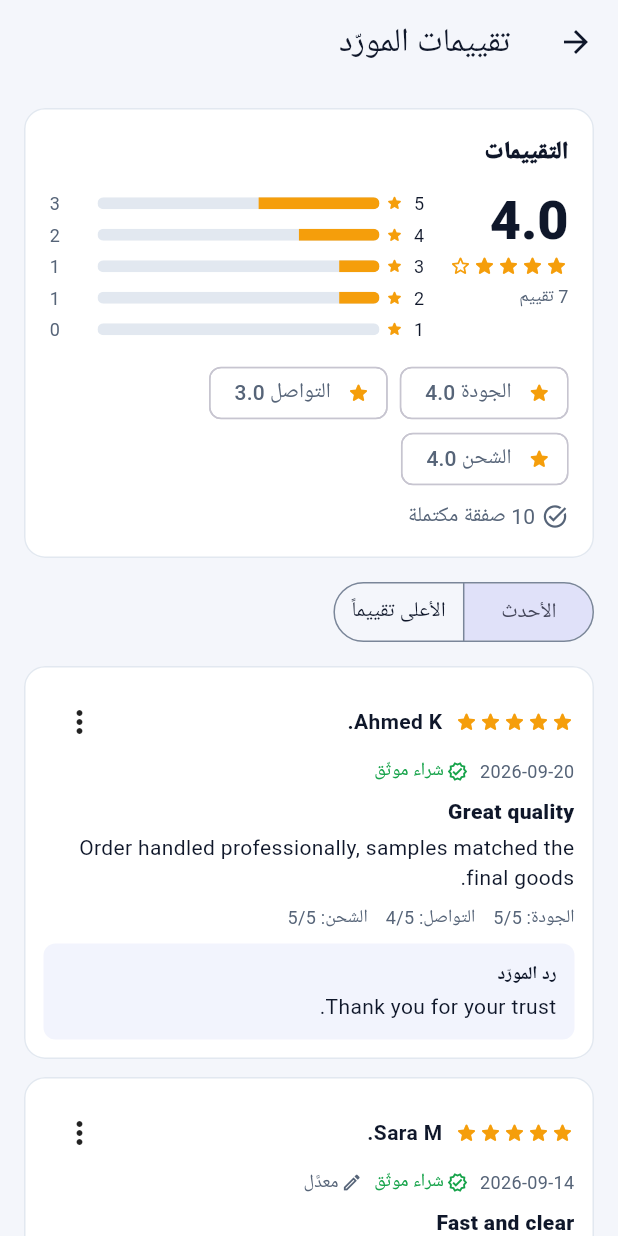
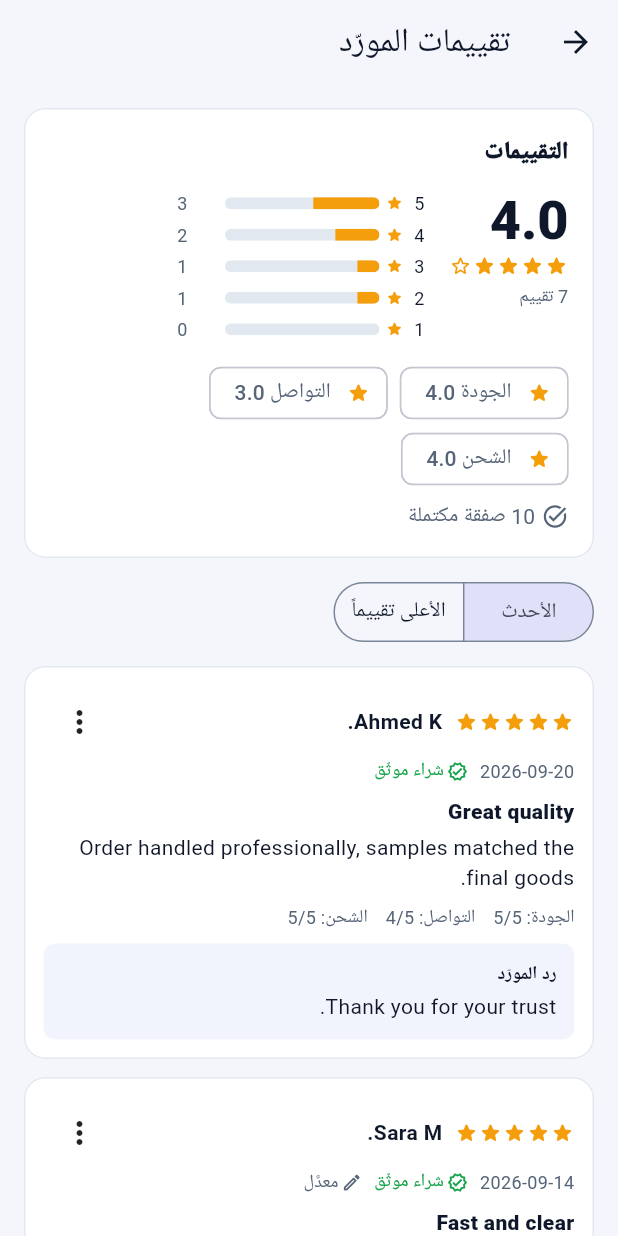
Before and after one commit to anasalraji61-maker/factory-finder, a Flutter app: the ReviewsListScreen screen opened directly with empty values, on a phone screen of 412 x 824 dp. Run offline on Flutter 3.47's test engine with Material 3 defaults, Android fonts, the phone set to English and light mode, and no system bars; our stand-ins replace cached_network_image, dio, flutter_riverpod, flutter_secure_storage, go_router, google_fonts and 3 more; accounts and stored records are empty; Roboto replaces fonts that are missing (Cairo).

```diff
--- a/apps/mobile/lib/features/reviews/widgets/review_widgets.dart
+++ b/apps/mobile/lib/features/reviews/widgets/review_widgets.dart
@@ -87,10 +87,9 @@ class ReviewSummaryView extends StatelessWidget {
               style: const TextStyle(color: AppColors.textSecondary),
             )
           else ...[
-            Row(
-              crossAxisAlignment: CrossAxisAlignment.start,
-              children: [
-                Column(
+            Builder(builder: (context) {
+              final big = MediaQuery.textScalerOf(context).scale(14) / 14 > 1.3;
+              final summaryCol = Column(
                 crossAxisAlignment: CrossAxisAlignment.start,
                 children: [
                   Text(
@@ -105,11 +104,27 @@ class ReviewSummaryView extends StatelessWidget {
                     style: const TextStyle(color: AppColors.textSecondary, fontSize: 12),
                   ),
                 ],
-                ),
+              );
+              if (big) {
+                // Large text: stack instead of side by side.
+                return Column(
+                  crossAxisAlignment: CrossAxisAlignment.start,
+                  children: [
+                    summaryCol,
+                    const SizedBox(height: AppSpacing.md),
+                    _Histogram(histogram: s.histogram),
+                  ],
+                );
+              }
+              return Row(
+                crossAxisAlignment: CrossAxisAlignment.start,
+                children: [
+                  Flexible(child: summaryCol),
                   const SizedBox(width: AppSpacing.lg),
                   Expanded(child: _Histogram(histogram: s.histogram)),
                 ],
-            ),
+              );
+            }),
             if (!s.subRatings.isEmpty) ...[
               const SizedBox(height: AppSpacing.md),
               Wrap(
@@ -181,7 +196,11 @@ class _Histogram extends StatelessWidget {
               children: [
                 SizedBox(
                   width: 14,
+                  child: FittedBox(
+                    fit: BoxFit.scaleDown,
+                    alignment: AlignmentDirectional.centerStart,
                     child: Text('$star', style: const TextStyle(fontSize: 12)),
+                  ),
                 ),
                 const Icon(Icons.star_rounded, size: 12, color: AppColors.warning),
                 const SizedBox(width: AppSpacing.xs),
@@ -200,11 +219,15 @@ class _Histogram extends StatelessWidget {
                 const SizedBox(width: AppSpacing.xs),
                 SizedBox(
                   width: 28,
+                  child: FittedBox(
+                    fit: BoxFit.scaleDown,
+                    alignment: AlignmentDirectional.centerEnd,
                     child: Text(
                       '${histogram[star] ?? 0}',
                       maxLines: 1,
                       textAlign: TextAlign.end,
                       style: const TextStyle(fontSize: 12, color: AppColors.textSecondary),
+                    ),
                   ),
                 ),
               ],
```
Also changed, not shown: apps/mobile/lib/features/discover/screens/supplier_screen.dart (+9 -3 lines), apps/mobile/lib/features/trust/trust_widgets.dart (+15 -6 lines). Lines whose indentation alone changed are shown as unchanged.
